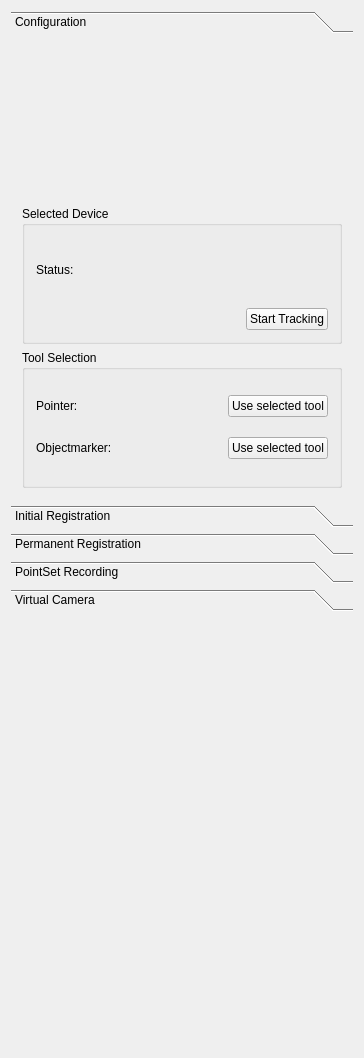
First picture: the form in Plugins/org.mitk.gui.qt.igtexamples/src/internal/QmitkIGTTrackingLabViewControls.ui, repository MITK/MITK, before the edit.
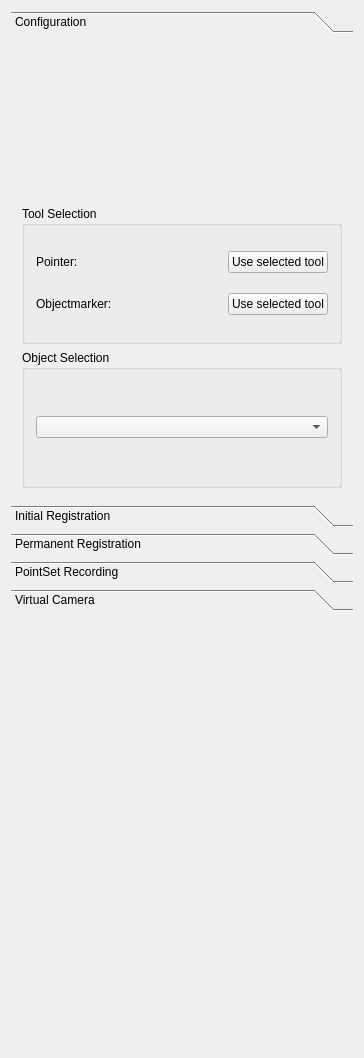
Second picture: the form after the edit. Custom widgets are drawn as their Qt base class.

Commit message: Further restructuring of tracking lab: initial and permanent registration is now working

```diff
--- a/Plugins/org.mitk.gui.qt.igtexamples/src/internal/QmitkIGTTrackingLabViewControls.ui
+++ b/Plugins/org.mitk.gui.qt.igtexamples/src/internal/QmitkIGTTrackingLabViewControls.ui
@@ -54,70 +54,6 @@
          </property>
         </widget>
        </item>
-       <item>
-        <widget class="QGroupBox" name="groupBox">
-         <property name="title">
-          <string>Selected Device</string>
-         </property>
-         <layout class="QVBoxLayout" name="verticalLayout_5">
-          <item>
-           <layout class="QHBoxLayout" name="horizontalLayout">
-            <item>
-             <widget class="QLabel" name="label">
-              <property name="text">
-               <string>Status:</string>
-              </property>
-             </widget>
-            </item>
-            <item>
-             <spacer name="horizontalSpacer">
-              <property name="orientation">
-               <enum>Qt::Horizontal</enum>
-              </property>
-              <property name="sizeHint" stdset="0">
-               <size>
-                <width>40</width>
-                <height>20</height>
-               </size>
-              </property>
-             </spacer>
-            </item>
-            <item>
-             <widget class="QLabel" name="m_TrackingDeviceStatusLabel">
-              <property name="text">
-               <string>&lt;not available&gt;</string>
-              </property>
-             </widget>
-            </item>
-           </layout>
-          </item>
-          <item>
-           <layout class="QHBoxLayout" name="horizontalLayout_2">
-            <item>
-             <spacer name="horizontalSpacer_2">
-              <property name="orientation">
-               <enum>Qt::Horizontal</enum>
-              </property>
-              <property name="sizeHint" stdset="0">
-               <size>
-                <width>40</width>
-                <height>20</height>
-               </size>
-              </property>
-             </spacer>
-            </item>
-            <item>
-             <widget class="QPushButton" name="m_StartStopTrackingButton">
-              <property name="text">
-               <string>Start Tracking</string>
-              </property>
-             </widget>
-            </item>
-           </layout>
-          </item>
-         </layout>
-        </widget>
-       </item>
        <item>
         <widget class="QGroupBox" name="groupBox_2">
          <property name="title">
@@ -209,6 +145,18 @@
          </layout>
         </widget>
        </item>
+       <item>
+        <widget class="QGroupBox" name="groupBox_3">
+         <property name="title">
+          <string>Object Selection</string>
+         </property>
+         <layout class="QVBoxLayout" name="verticalLayout_9">
+          <item>
+           <widget class="QmitkDataStorageComboBox" name="m_ObjectComboBox"/>
+          </item>
+         </layout>
+        </widget>
+       </item>
       </layout>
      </widget>
      <widget class="QWidget" name="page">
@@ -403,6 +351,11 @@
    <header>QmitkNavigationDataSourceSelectionWidget.h</header>
    <container>1</container>
   </customwidget>
+  <customwidget>
+   <class>QmitkDataStorageComboBox</class>
+   <extends>QComboBox</extends>
+   <header>QmitkDataStorageComboBox.h</header>
+  </customwidget>
  </customwidgets>
  <resources/>
  <connections/>
```
Left out of the diff: 45 changed lines with no effect on the pictures. The commit also changes 2 other files.
